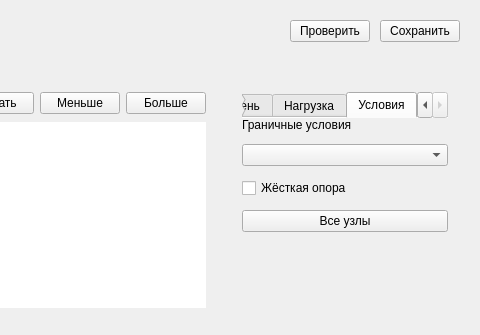
First picture: the form in src/sapr/resources/forms/preprocessor.ui, repository usatopolosato/sapr-bar, before the edit; both pictures show x 293 to 773 and y 0 to 335 of the 773 by 624 pixel window.
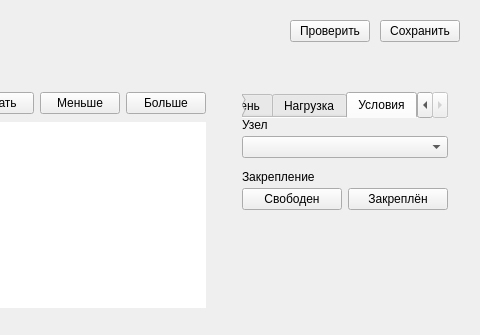
Second picture: the form after the edit. The open tabs and pages were chosen to show the change.

Commit message: feat(preprocessor): simplify source formats and boundary controls

What changed in the file:
```diff
--- a/src/sapr/resources/forms/preprocessor.ui
+++ b/src/sapr/resources/forms/preprocessor.ui
@@ -1093,9 +1093,32 @@
             <number>12</number>
            </property>
            <item>
-            <widget class="QLabel" name="boundaryTitleLabel">
+            <layout class="QGridLayout" name="boundaryFieldsLayout">
+             <property name="spacing">
+              <number>12</number>
+             </property>
+             <item row="0" column="0">
+              <widget class="QWidget" name="supportNodeField">
+               <layout class="QVBoxLayout" name="supportNodeLayout">
+                <property name="leftMargin">
+                 <number>0</number>
+                </property>
+                <property name="topMargin">
+                 <number>0</number>
+                </property>
+                <property name="rightMargin">
+                 <number>0</number>
+                </property>
+                <property name="bottomMargin">
+                 <number>0</number>
+                </property>
+                <property name="spacing">
+                 <number>4</number>
+                </property>
+                <item>
+                 <widget class="QLabel" name="supportNodeLabel">
              <property name="text">
-              <string>Граничные условия</string>
+                   <string>Узел</string>
              </property>
              <property name="role" stdset="0">
               <string>cardTitle</string>
@@ -1109,22 +1132,86 @@
              </property>
             </widget>
            </item>
+               </layout>
+              </widget>
+             </item>
+             <item row="1" column="0">
+              <widget class="QWidget" name="supportStateField">
+               <layout class="QVBoxLayout" name="supportStateLayout">
+                <property name="leftMargin">
+                 <number>0</number>
+                </property>
+                <property name="topMargin">
+                 <number>0</number>
+                </property>
+                <property name="rightMargin">
+                 <number>0</number>
+                </property>
+                <property name="bottomMargin">
+                 <number>0</number>
+                </property>
+                <property name="spacing">
+                 <number>4</number>
+                </property>
            <item>
-            <widget class="QCheckBox" name="fixedSupportCheck">
+                 <widget class="QLabel" name="supportStateLabel">
              <property name="text">
-              <string>Жёсткая опора</string>
-             </property>
+                   <string>Закрепление</string>
+                  </property>
+                  <property name="role" stdset="0">
+                   <string>muted</string>
+                  </property>
+                 </widget>
+                </item>
+                <item>
+                 <layout class="QHBoxLayout" name="supportButtonsLayout" stretch="1,1">
+                  <property name="spacing">
+                   <number>6</number>
+                  </property>
+                  <item>
+                   <widget class="QPushButton" name="freeSupportButton">
+                    <property name="text">
+                     <string>Свободен</string>
+                    </property>
+                    <property name="role" stdset="0">
+                     <string>tool</string>
+                    </property>
+                    <property name="cursor">
+                     <cursorShape>PointingHandCursor</cursorShape>
+                    </property>
+                    <property name="checkable">
+                     <bool>true</bool>
+                    </property>
              <property name="toolTip">
               <string>Нулевые кинематические граничные условия запрещают перемещения и повороты узла во всех направлениях</string>
              </property>
             </widget>
            </item>
            <item>
-            <widget class="QPushButton" name="nodesButton">
+                   <widget class="QPushButton" name="fixedSupportButton">
              <property name="text">
-              <string>Все узлы</string>
-             </property>
-            </widget>
+                     <string>Закреплён</string>
+                    </property>
+                    <property name="role" stdset="0">
+                     <string>tool</string>
+                    </property>
+                    <property name="cursor">
+                     <cursorShape>PointingHandCursor</cursorShape>
+                    </property>
+                    <property name="checkable">
+                     <bool>true</bool>
+                    </property>
+                    <property name="toolTip">
+                     <string>Нулевые кинематические граничные условия - жёсткая опора</string>
+                    </property>
+                   </widget>
+                  </item>
+                 </layout>
+                </item>
+               </layout>
+              </widget>
+             </item>
+            </layout>
            </item>
            <item>
             <spacer name="supportBottomSpacer">
```
Left out of the diff: 7 changed lines with no effect on the pictures. Lines whose indentation alone changed are shown as unchanged. The commit also changes 7 other files.
